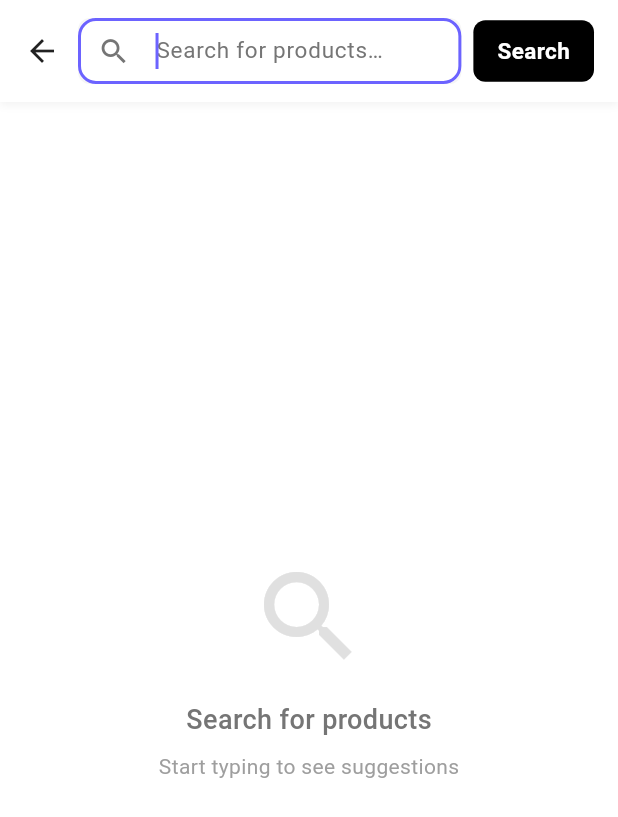
After one commit to Abdul-Aziz786/ecom_task, a Flutter app: the SearchPage screen opened by its route, on a phone screen of 412 x 824 dp. The commit adds this screen. Shown: the top 817 px of the screen. Run offline on Flutter 3.47's test engine with Material 3 defaults, Android fonts, the phone set to English and light mode, and no system bars; our stand-ins replace cached_network_image, carousel_slider, dio, flutter_rating_bar, get, infinite_scroll_pagination and 3 more; generated files the repository leaves out were written again; network calls fail.

Commit message:
product search suggestion added

```diff
--- a/lib/data/api/api_service.dart
+++ b/lib/data/api/api_service.dart
@@ -2,6 +2,7 @@ import 'package:dio/dio.dart';
 import 'package:retrofit/retrofit.dart';
 import '../models/product_model.dart';
 import '../models/api_response.dart';
+import '../models/search_suggestion_model.dart';
 
 part 'api_service.g.dart';
 
@@ -32,4 +33,10 @@ abstract class ApiService {
     @Query('limit') int? limit,
     @Query('inStock') bool? inStock = false,
   });
+
+  /// Get search suggestions
+  @GET('/store/product-search/suggestions')
+  Future<SearchSuggestionResponse> getSearchSuggestions(
+    @Query('q') String query,
+  );
 }
--- /dev/null
+++ b/lib/data/models/search_suggestion_model.dart
@@ -0,0 +1,41 @@
+import 'package:json_annotation/json_annotation.dart';
+import 'product_model.dart';
+
+part 'search_suggestion_model.g.dart';
+
+@JsonSerializable()
+class SearchSuggestionResponse {
+  final int? statusCode;
+  final bool? success;
+  final SearchSuggestionData? data;
+  final String? path;
+  final String? message;
+  final Map<String, dynamic>? meta;
+
+  SearchSuggestionResponse({
+    this.statusCode,
+    this.success,
+    this.data,
+    this.path,
+    this.message,
+    this.meta,
+  });
+
+  factory SearchSuggestionResponse.fromJson(Map<String, dynamic> json) =>
+      _$SearchSuggestionResponseFromJson(json);
+
+  Map<String, dynamic> toJson() => _$SearchSuggestionResponseToJson(this);
+}
+
+@JsonSerializable()
+class SearchSuggestionData {
+  final List<String>? suggestions;
+  final List<Product>? products;
+
+  SearchSuggestionData({this.suggestions, this.products});
+
+  factory SearchSuggestionData.fromJson(Map<String, dynamic> json) =>
+      _$SearchSuggestionDataFromJson(json);
+
+  Map<String, dynamic> toJson() => _$SearchSuggestionDataToJson(this);
+}
--- /dev/null
+++ b/lib/presentation/controllers/search_controller.dart
@@ -0,0 +1,55 @@
+import 'package:get/get.dart';
+import '../../data/datasources/product_remote_data_source.dart';
+import '../../data/models/search_suggestion_model.dart';
+
+class SearchController extends GetxController {
+  final ProductRemoteDataSource _dataSource = ProductRemoteDataSource();
+
+  // Observable state
+  final RxBool isLoading = false.obs;
+  final RxString searchQuery = ''.obs;
+  final Rx<SearchSuggestionData?> suggestionData = Rx<SearchSuggestionData?>(
+    null,
+  );
+  final RxString errorMessage = ''.obs;
+
+  /// Fetch search suggestions based on query
+  Future<void> fetchSuggestions(String query) async {
+    if (query.trim().isEmpty) {
+      suggestionData.value = null;
+      searchQuery.value = '';
+      return;
+    }
+
+    try {
+      searchQuery.value = query;
+      isLoading.value = true;
+      errorMessage.value = '';
+
+      final data = await _dataSource.getSearchSuggestions(query);
+      suggestionData.value = data;
+    } catch (e, stackTrace) {
+      print('❌ Error fetching search suggestions:');
+      print('Query: $query');
+      print('Error: $e');
+      print('StackTrace: $stackTrace');
+      errorMessage.value = 'Failed to load suggestions';
+      suggestionData.value = null;
+    } finally {
+      isLoading.value = false;
+    }
+  }
+
+  /// Clear search and results
+  void clearSearch() {
+    searchQuery.value = '';
+    suggestionData.value = null;
+    errorMessage.value = '';
+  }
+
+  @override
+  void onClose() {
+    // Clean up resources
+    super.onClose();
+  }
+}
--- /dev/null
+++ b/lib/presentation/pages/search_page.dart
@@ -0,0 +1,444 @@
+import 'package:ecom/core/constants/app_constants.dart';
+import 'package:flutter/material.dart';
+import 'package:get/get.dart';
+import '../controllers/search_controller.dart' as app;
+import '../../data/models/product_model.dart';
+
+class SearchPage extends StatefulWidget {
+  const SearchPage({Key? key}) : super(key: key);
+
+  @override
+  State<SearchPage> createState() => _SearchPageState();
+}
+
+class _SearchPageState extends State<SearchPage> {
+  final app.SearchController _controller = Get.put(app.SearchController());
+  final TextEditingController _textController = TextEditingController();
+  final FocusNode _focusNode = FocusNode();
+
+  @override
+  void initState() {
+    super.initState();
+
+    // Get the initial search text from arguments (from product list page)
+    final initialText = Get.arguments;
+    if (initialText != null &&
+        initialText is String &&
+        initialText.isNotEmpty) {
+      _textController.text = initialText;
+      // Fetch suggestions for the initial text
+      _controller.fetchSuggestions(initialText);
+    }
+
+    // Auto-focus search field when page opens
+    Future.delayed(const Duration(milliseconds: 100), () {
+      _focusNode.requestFocus();
+    });
+  }
+
+  @override
+  void dispose() {
+    _textController.dispose();
+    _focusNode.dispose();
+    super.dispose();
+  }
+
+  @override
+  Widget build(BuildContext context) {
+    return Scaffold(
+      backgroundColor: Colors.white,
+      body: SafeArea(
+        child: Column(
+          children: [
+            // Search bar
+            _buildSearchBar(),
+
+            // Search results
+            Expanded(
+              child: Obx(() {
+                if (_controller.isLoading.value) {
+                  return const Center(
+                    child: CircularProgressIndicator(color: Colors.black),
+                  );
+                }
+
+                if (_controller.errorMessage.value.isNotEmpty) {
+                  return Center(
+                    child: Text(
+                      _controller.errorMessage.value,
+                      style: const TextStyle(color: Colors.red),
+                    ),
+                  );
+                }
+
+                final data = _controller.suggestionData.value;
+                if (data == null) {
+                  return _buildEmptyState();
+                }
+
+                return _buildSearchResults(data);
+              }),
+            ),
+          ],
+        ),
+      ),
+    );
+  }
+
+  Widget _buildSearchBar() {
+    return Container(
+      padding: const EdgeInsets.symmetric(horizontal: 16, vertical: 12),
+      decoration: BoxDecoration(
+        color: Colors.white,
+        boxShadow: [
+          BoxShadow(
+            color: Colors.black.withOpacity(0.05),
+            blurRadius: 4,
+            offset: const Offset(0, 2),
+          ),
+        ],
+      ),
+      child: Row(
+        children: [
+          // Back button
+          GestureDetector(
+            onTap: () => Get.back(),
+            child: const Icon(Icons.arrow_back, size: 24),
+          ),
+          const SizedBox(width: 12),
+
+          // Search field
+          Expanded(
+            child: Container(
+              height: 44,
+              decoration: BoxDecoration(
+                color: const Color(0xFFF5F5F5),
+                borderRadius: BorderRadius.circular(8),
+              ),
+              child: TextField(
+                controller: _textController,
+                focusNode: _focusNode,
+                onChanged: (value) {
+                  if (value.trim().isNotEmpty) {
+                    _controller.fetchSuggestions(value);
+                  } else {
+                    _controller.clearSearch();
+                  }
+                },
+                onSubmitted: (value) {
+                  // Submit search and return to product list page
+                  if (value.trim().isNotEmpty) {
+                    Get.back(result: value.trim());
+                  }
+                },
+                decoration: InputDecoration(
+                  hintText: 'Search for products...',
+                  hintStyle: TextStyle(color: Colors.grey[600], fontSize: 15),
+                  prefixIcon: Icon(
+                    Icons.search,
+                    color: Colors.grey[600],
+                    size: 22,
+                  ),
+                  suffixIcon: Obx(
+                    () => _controller.searchQuery.value.isNotEmpty
+                        ? GestureDetector(
+                            onTap: () {
+                              _textController.clear();
+                              _controller.clearSearch();
+                              // Return empty string to clear product list search
+                              Get.back(result: '');
+                            },
+                            child: Icon(
+                              Icons.close,
+                              color: Colors.grey[600],
+                              size: 20,
+                            ),
+                          )
+                        : const SizedBox.shrink(),
+                  ),
+                  border: InputBorder.none,
+                  contentPadding: const EdgeInsets.symmetric(
+                    horizontal: 16,
+                    vertical: 12,
+                  ),
+                ),
+              ),
+            ),
+          ),
+
+          // Submit/Search button
+          const SizedBox(width: 8),
+          GestureDetector(
+            onTap: () {
+              // Submit search and return to product list page
+              final searchText = _textController.text.trim();
+              if (searchText.isNotEmpty) {
+                Get.back(result: searchText);
+              }
+            },
+            child: Container(
+              padding: const EdgeInsets.symmetric(horizontal: 16, vertical: 10),
+              decoration: BoxDecoration(
+                color: Colors.black,
+                borderRadius: BorderRadius.circular(8),
+              ),
+              child: const Text(
+                'Search',
+                style: TextStyle(
+                  color: Colors.white,
+                  fontSize: 15,
+                  fontWeight: FontWeight.w600,
+                ),
+              ),
+            ),
+          ),
+        ],
+      ),
+    );
+  }
+
+  Widget _buildEmptyState() {
+    return Center(
+      child: Column(
+        mainAxisAlignment: MainAxisAlignment.center,
+        children: [
+          Icon(Icons.search, size: 80, color: Colors.grey[300]),
+          const SizedBox(height: 16),
+          Text(
+            'Search for products',
+            style: TextStyle(
+              fontSize: 18,
+              color: Colors.grey[600],
+              fontWeight: FontWeight.w500,
+            ),
+          ),
+          const SizedBox(height: 8),
+          Text(
+            'Start typing to see suggestions',
+            style: TextStyle(fontSize: 14, color: Colors.grey[500]),
+          ),
+        ],
+      ),
+    );
+  }
+
+  Widget _buildSearchResults(data) {
+    final suggestions = data.suggestions ?? [];
+    final products = data.products ?? [];
+
+    // Group products by category
+    final Map<String, List<Product>> groupedProducts = {};
+    for (final product in products) {
+      final categories = product.productCategories ?? [];
+      if (categories.isEmpty) {
+        groupedProducts.putIfAbsent('Other', () => []).add(product);
+      } else {
+        for (final category in categories) {
+          final categoryName = category.category?.name ?? 'Other';
+          groupedProducts.putIfAbsent(categoryName, () => []).add(product);
+        }
+      }
+    }
+
+    return SingleChildScrollView(
+      child: Column(
+        crossAxisAlignment: CrossAxisAlignment.start,
+        children: [
+          // Search Suggestions section
+          if (suggestions.isNotEmpty) ...[
+            const Padding(
+              padding: EdgeInsets.fromLTRB(16, 16, 16, 12),
+              child: Text(
+                'Search Suggestions',
+                style: TextStyle(fontSize: 16, fontWeight: FontWeight.w600),
+              ),
+            ),
+            ...suggestions.map(
+              (suggestion) => _buildSuggestionItem(suggestion),
+            ),
+            const SizedBox(height: 8),
+          ],
+
+          // Product Suggestions section with categories
+          if (groupedProducts.isNotEmpty) ...[
+            const Padding(
+              padding: EdgeInsets.fromLTRB(16, 16, 16, 12),
+              child: Text(
+                'Product Suggestions',
+                style: TextStyle(fontSize: 16, fontWeight: FontWeight.w600),
+              ),
+            ),
+
+            // Show products grouped by category
+            ...groupedProducts.entries.map(
+              (entry) => _buildCategorySection(entry.key, entry.value),
+            ),
+          ],
+
+          // Trending Categories (placeholder based on image)
+          if (suggestions.isEmpty && products.isEmpty) ...[
+            const Padding(
+              padding: EdgeInsets.fromLTRB(16, 16, 16, 12),
+              child: Text(
+                'Trending Categories',
+                style: TextStyle(fontSize: 16, fontWeight: FontWeight.w600),
+              ),
+            ),
+            _buildCategoryChips(),
+          ],
+        ],
+      ),
+    );
+  }
+
+  Widget _buildSuggestionItem(String suggestion) {
+    return InkWell(
+      onTap: () {
+        // Return the selected suggestion to the product list page
+        Get.back(result: suggestion);
+      },
+      child: Padding(
+        padding: const EdgeInsets.symmetric(horizontal: 16, vertical: 12),
+        child: Row(
+          children: [
+            Icon(Icons.search, size: 20, color: Colors.grey[600]),
+            const SizedBox(width: 12),
+            Expanded(
+              child: Text(
+                suggestion,
+                style: const TextStyle(fontSize: 15),
+                maxLines: 2,
+                overflow: TextOverflow.ellipsis,
+              ),
+            ),
+            Icon(Icons.north_west, size: 18, color: Colors.grey[600]),
+          ],
+        ),
+      ),
+    );
+  }
+
+  Widget _buildCategorySection(String categoryName, List<Product> products) {
+    return Column(
+      crossAxisAlignment: CrossAxisAlignment.start,
+      children: [
+        Padding(
+          padding: const EdgeInsets.fromLTRB(16, 12, 16, 8),
+          child: Text(
+            categoryName,
+            style: const TextStyle(
+              fontSize: 14,
+              fontWeight: FontWeight.w500,
+              color: Colors.grey,
+            ),
+          ),
+        ),
+        ...products.map((product) => _buildProductItem(product)),
+        const Divider(height: 1, thickness: 1),
+      ],
+    );
+  }
+
+  Widget _buildProductItem(Product product) {
+    return InkWell(
+      onTap: () {
+        Get.toNamed('/product-detail', arguments: product);
+      },
+      child: Padding(
+        padding: const EdgeInsets.symmetric(horizontal: 16, vertical: 8),
+        child: Row(
+          children: [
+            // Product image
+            Container(
+              width: 50,
+              height: 50,
+              decoration: BoxDecoration(
+                borderRadius: BorderRadius.circular(8),
+                color: Colors.grey[100],
+              ),
+              child: ClipRRect(
+                borderRadius: BorderRadius.circular(8),
+                child: product.thumbnail != null
+                    ? Image.network(
+                        '${AppConstants.imageBaseUrl}/${product.thumbnail}',
+                        fit: BoxFit.cover,
+                        errorBuilder: (context, error, stackTrace) =>
+                            Icon(Icons.image, color: Colors.grey[400]),
+                      )
+                    : Icon(Icons.image, color: Colors.grey[400]),
+              ),
+            ),
+            const SizedBox(width: 12),
+
+            // Product details
+            Expanded(
+              child: Column(
+                crossAxisAlignment: CrossAxisAlignment.start,
+                children: [
+                  Text(
+                    product.title ?? 'Product',
+                    style: const TextStyle(
+                      fontSize: 14,
+                      fontWeight: FontWeight.w500,
+                    ),
+                    maxLines: 2,
+                    overflow: TextOverflow.ellipsis,
+                  ),
+                  if (product.brand?.title != null) ...[
+                    const SizedBox(height: 2),
+                    Text(
+                      product.brand!.title!,
+                      style: TextStyle(fontSize: 12, color: Colors.grey[600]),
+                    ),
+                  ],
+                ],
+              ),
+            ),
+          ],
+        ),
+      ),
+    );
+  }
+
+  Widget _buildCategoryChips() {
+    // Placeholder categories based on the image
+    final categories = [
+      'Skincare',
+      'Makeup',
+      'Hair Care',
+      'Fragrance',
+      'Body Care',
+      'Tools & Brushes',
+    ];
+
+    return Padding(
+      padding: const EdgeInsets.symmetric(horizontal: 16),
+      child: Wrap(
+        spacing: 8,
+        runSpacing: 8,
+        children: categories.map((category) {
+          return InkWell(
+            onTap: () {
+              // Return the selected category to the product list page
+              Get.back(result: category);
+            },
+            child: Container(
+              padding: const EdgeInsets.symmetric(horizontal: 16, vertical: 8),
+              decoration: BoxDecoration(
+                color: const Color(0xFFF5F5F5),
+                borderRadius: BorderRadius.circular(20),
+              ),
+              child: Text(
+                category,
+                style: const TextStyle(
+                  fontSize: 14,
+                  fontWeight: FontWeight.w500,
+                ),
+              ),
+            ),
+          );
+        }).toList(),
+      ),
+    );
+  }
+}
--- a/lib/routes/app_pages.dart
+++ b/lib/routes/app_pages.dart
@@ -2,6 +2,7 @@ import 'package:get/get.dart';
 import '../presentation/pages/splash_page.dart';
 import '../presentation/pages/product_list_page.dart';
 import '../presentation/pages/product/product_detail_page.dart';
+import '../presentation/pages/search_page.dart';
 import 'app_routes.dart';
 
 class AppPages {
@@ -12,5 +13,6 @@ class AppPages {
       name: AppRoutes.productDetail,
       page: () => const ProductDetailPage(),
     ),
+    GetPage(name: AppRoutes.search, page: () => const SearchPage()),
   ];
 }
--- a/lib/routes/app_routes.dart
+++ b/lib/routes/app_routes.dart
@@ -2,4 +2,5 @@ class AppRoutes {
   static const String splash = '/';
   static const String productList = '/products';
   static const String productDetail = '/product-detail';
+  static const String search = '/search';
 }
```
Also changed, not shown: lib/data/datasources/product_remote_data_source.dart (+15 -0 lines), lib/presentation/pages/product_list_page.dart (+20 -15 lines), lib/data/api/api_service.g.dart, lib/data/models/search_suggestion_model.g.dart (added).
